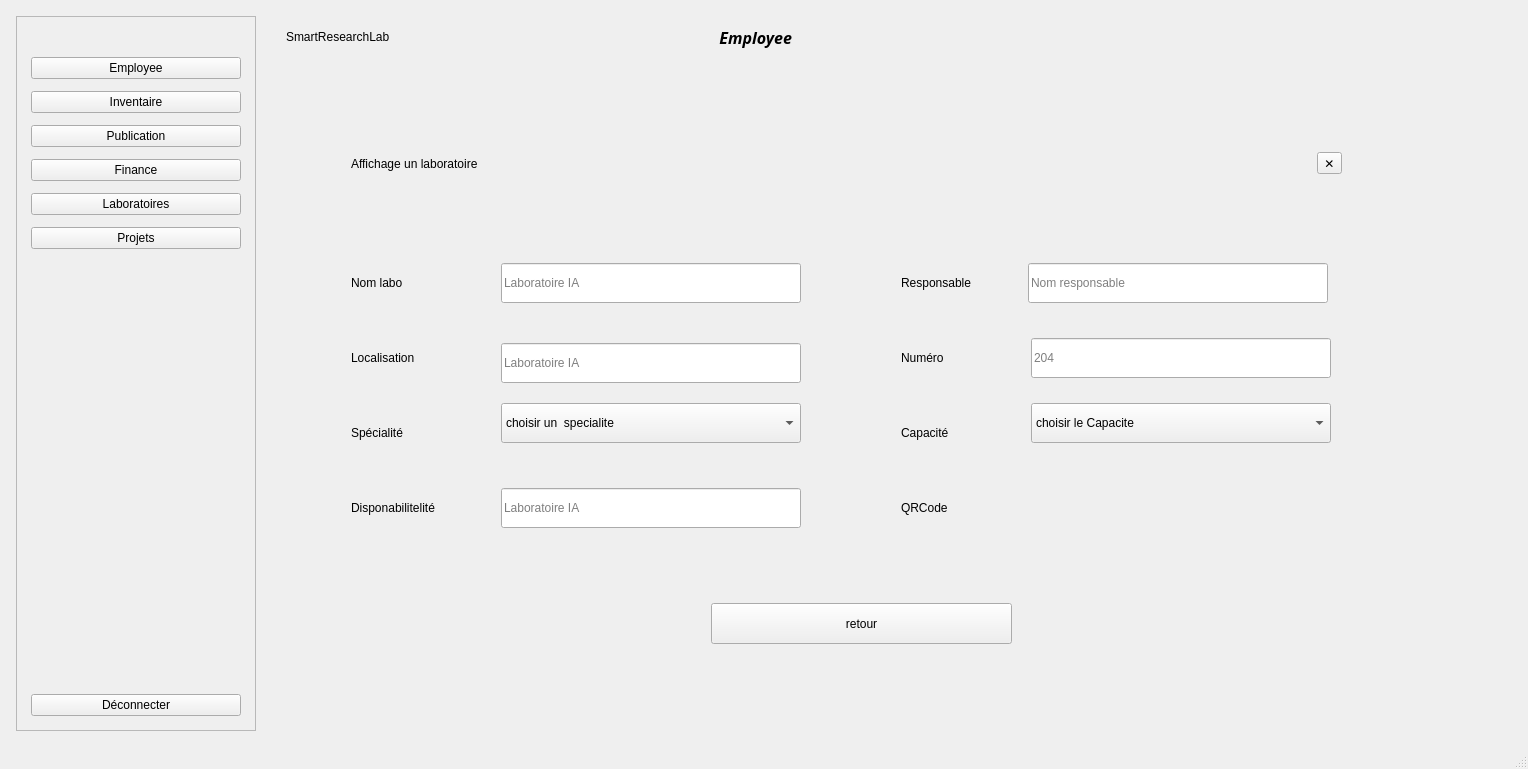
First picture: the form in mainwindow.ui, repository Esprit-UP-Algo/projetcpp2526-s2-2a12-smart-research-publication-management, before the edit.
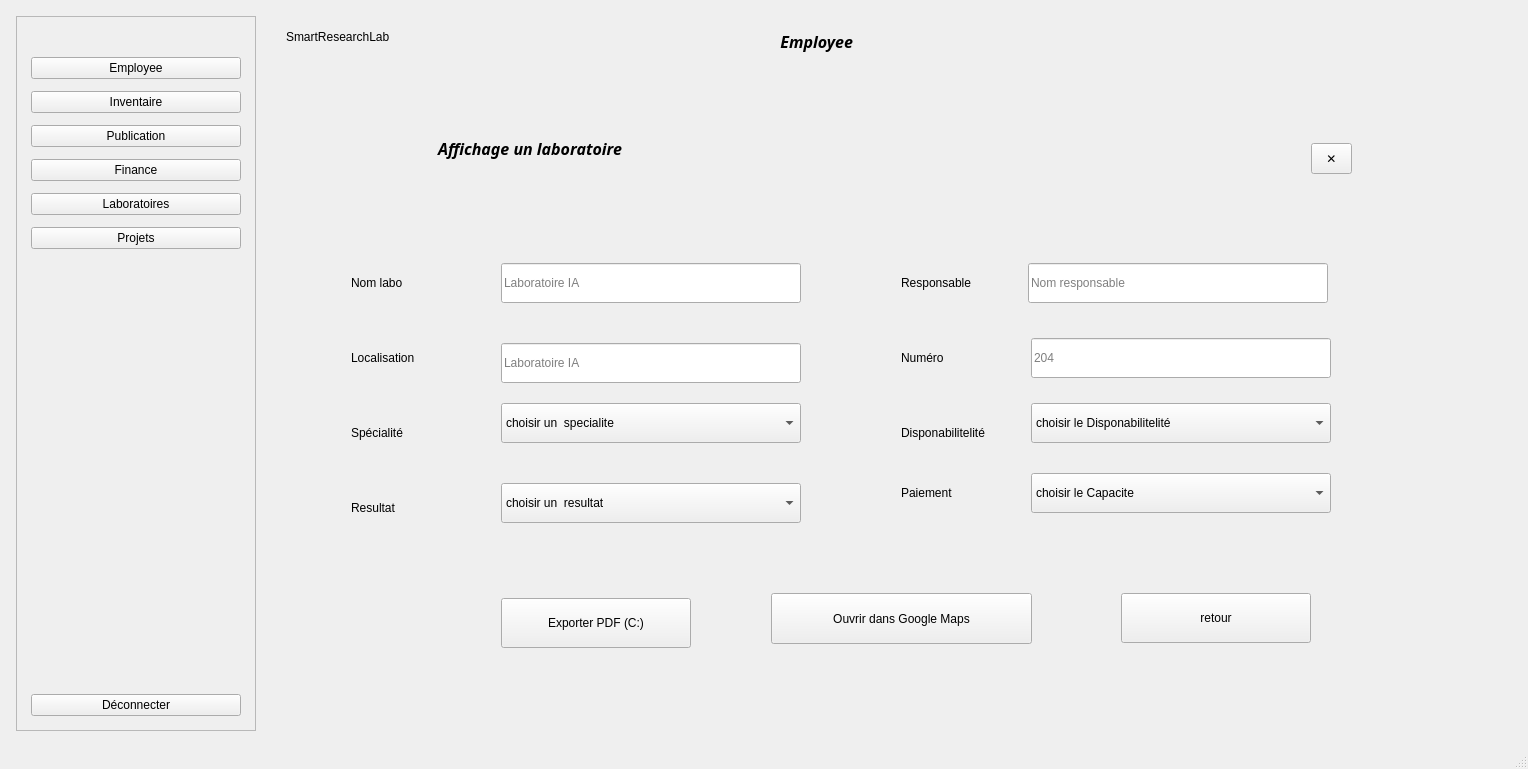
Second picture: the form after the edit. The open tabs and pages were chosen to show the change.

What changed in the file:
```diff
--- a/mainwindow.ui
+++ b/mainwindow.ui
@@ -203,10 +203,10 @@
         <widget class="QLabel" name="lblPageTitle">
          <property name="geometry">
           <rect>
-           <x>320</x>
+           <x>390</x>
            <y>10</y>
-           <width>200</width>
-           <height>22</height>
+           <width>191</width>
+           <height>31</height>
           </rect>
          </property>
          <property name="font">
@@ -5479,58 +5479,16 @@
              <widget class="QPushButton" name="retour_stat_3">
               <property name="geometry">
                <rect>
-                <x>430</x>
-                <y>510</y>
-                <width>301</width>
-                <height>41</height>
+                <x>840</x>
+                <y>500</y>
+                <width>190</width>
+                <height>50</height>
                </rect>
               </property>
               <property name="text">
                <string>retour</string>
               </property>
              </widget>
-             <widget class="QWidget" name="layoutWidget_2">
-              <property name="geometry">
-               <rect>
-                <x>70</x>
-                <y>40</y>
-                <width>991</width>
-                <height>61</height>
-               </rect>
-              </property>
-              <layout class="QHBoxLayout" name="popupLabsHeader_4">
-               <item>
-                <widget class="QLabel" name="PopupTitleLabs_4">
-                 <property name="text">
-                  <string>Affichage un laboratoire</string>
-                 </property>
-                </widget>
-               </item>
-               <item>
-                <spacer name="popupLabsHeaderSpacer_4">
-                 <property name="orientation">
-                  <enum>Qt::Orientation::Horizontal</enum>
-                 </property>
-                 <property name="sizeHint" stdset="0">
-                  <size>
-                   <width>40</width>
-                   <height>20</height>
-                  </size>
-                 </property>
-                </spacer>
-               </item>
-               <item>
-                <widget class="QToolButton" name="BtnPopupCancelLabs_4">
-                 <property name="toolTip">
-                  <string>Fermer</string>
-                 </property>
-                 <property name="text">
-                  <string>✕</string>
-                 </property>
-                </widget>
-               </item>
-              </layout>
-             </widget>
              <widget class="QFrame" name="PopupLabsForm_4">
               <property name="geometry">
                <rect>
@@ -5566,7 +5524,7 @@
                 </rect>
                </property>
                <property name="text">
-                <string>Capacité</string>
+                <string>Disponabilitelité</string>
                </property>
               </widget>
               <widget class="QLabel" name="LblLabLoc_6">
@@ -5673,19 +5631,6 @@
                 <string>Laboratoire IA</string>
                </property>
               </widget>
-              <widget class="QLineEdit" name="aff4">
-               <property name="geometry">
-                <rect>
-                 <x>150</x>
-                 <y>275</y>
-                 <width>300</width>
-                 <height>40</height>
-                </rect>
-               </property>
-               <property name="placeholderText">
-                <string>Laboratoire IA</string>
-               </property>
-              </widget>
               <widget class="QLabel" name="LblLabSpec_7">
                <property name="geometry">
                 <rect>
@@ -5696,20 +5641,20 @@
                 </rect>
                </property>
                <property name="text">
-                <string>Disponabilitelité</string>
+                <string>Resultat</string>
                </property>
               </widget>
               <widget class="QLabel" name="LblLabSpec_8">
                <property name="geometry">
                 <rect>
                  <x>550</x>
-                 <y>275</y>
+                 <y>260</y>
                  <width>130</width>
                  <height>40</height>
                 </rect>
                </property>
                <property name="text">
-                <string>QRCode</string>
+                <string>Paiement</string>
                </property>
               </widget>
               <widget class="QComboBox" name="aff3">
@@ -5748,6 +5693,31 @@
                </property>
                <item>
                 <property name="text">
+                 <string>choisir le Disponabilitelité</string>
+                </property>
+               </item>
+               <item>
+                <property name="text">
+                 <string>disponible</string>
+                </property>
+               </item>
+               <item>
+                <property name="text">
+                 <string>occupee</string>
+                </property>
+               </item>
+              </widget>
+              <widget class="QComboBox" name="aff7_2">
+               <property name="geometry">
+                <rect>
+                 <x>680</x>
+                 <y>260</y>
+                 <width>300</width>
+                 <height>40</height>
+                </rect>
+               </property>
+               <item>
+                <property name="text">
                  <string>choisir le Capacite</string>
                 </property>
                </item>
@@ -5762,33 +5732,101 @@
                 </property>
                </item>
               </widget>
+              <widget class="QComboBox" name="aff3_2">
+               <property name="geometry">
+                <rect>
+                 <x>150</x>
+                 <y>270</y>
+                 <width>300</width>
+                 <height>40</height>
+                </rect>
+               </property>
+               <item>
+                <property name="text">
+                 <string>choisir un  resultat</string>
+                </property>
+               </item>
+               <item>
+                <property name="text">
+                 <string>En exécution</string>
+                </property>
+               </item>
+               <item>
+                <property name="text">
+                 <string>En attente</string>
+                </property>
+               </item>
+               <item>
+                <property name="text">
+                 <string>Prêt</string>
+                </property>
+               </item>
+              </widget>
              </widget>
-            </widget>
-            <widget class="QWidget" name="mapsL">
-             <widget class="QLabel" name="stat_pub_7">
+             <widget class="QLabel" name="lblPageTitle_2">
               <property name="geometry">
                <rect>
-                <x>150</x>
-                <y>60</y>
-                <width>1021</width>
-                <height>381</height>
+                <x>90</x>
+                <y>30</y>
+                <width>251</width>
+                <height>51</height>
                </rect>
               </property>
+              <property name="font">
+               <font>
+                <family>Vivaldi</family>
+                <pointsize>12</pointsize>
+                <italic>true</italic>
+                <bold>true</bold>
+               </font>
+              </property>
               <property name="text">
-               <string/>
+               <string>Affichage un laboratoire</string>
               </property>
+              <property name="alignment">
+               <set>Qt::AlignmentFlag::AlignRight|Qt::AlignmentFlag::AlignTrailing|Qt::AlignmentFlag::AlignVCenter</set>
+              </property>
              </widget>
-             <widget class="QPushButton" name="retour_stat_8">
+             <widget class="QToolButton" name="BtnPopupCancelLabs_4">
               <property name="geometry">
                <rect>
-                <x>150</x>
-                <y>510</y>
-                <width>971</width>
+                <x>1030</x>
+                <y>50</y>
+                <width>41</width>
+                <height>31</height>
+               </rect>
+              </property>
+              <property name="toolTip">
+               <string>Fermer</string>
+              </property>
+              <property name="text">
+               <string>✕</string>
+              </property>
+             </widget>
+             <widget class="QPushButton" name="BtnExportLabsDirect">
+              <property name="geometry">
+               <rect>
+                <x>220</x>
+                <y>505</y>
+                <width>190</width>
+                <height>50</height>
+               </rect>
+              </property>
+              <property name="text">
+               <string>Exporter PDF (C:)</string>
+              </property>
+             </widget>
+             <widget class="QPushButton" name="btnOpenGoogleMaps">
+              <property name="geometry">
+               <rect>
+                <x>490</x>
+                <y>500</y>
+                <width>261</width>
                 <height>51</height>
                </rect>
               </property>
               <property name="text">
-               <string>retour</string>
+               <string>Ouvrir dans Google Maps</string>
               </property>
              </widget>
             </widget>
```
Left out of the diff: 1007 changed lines with no effect on the pictures.
